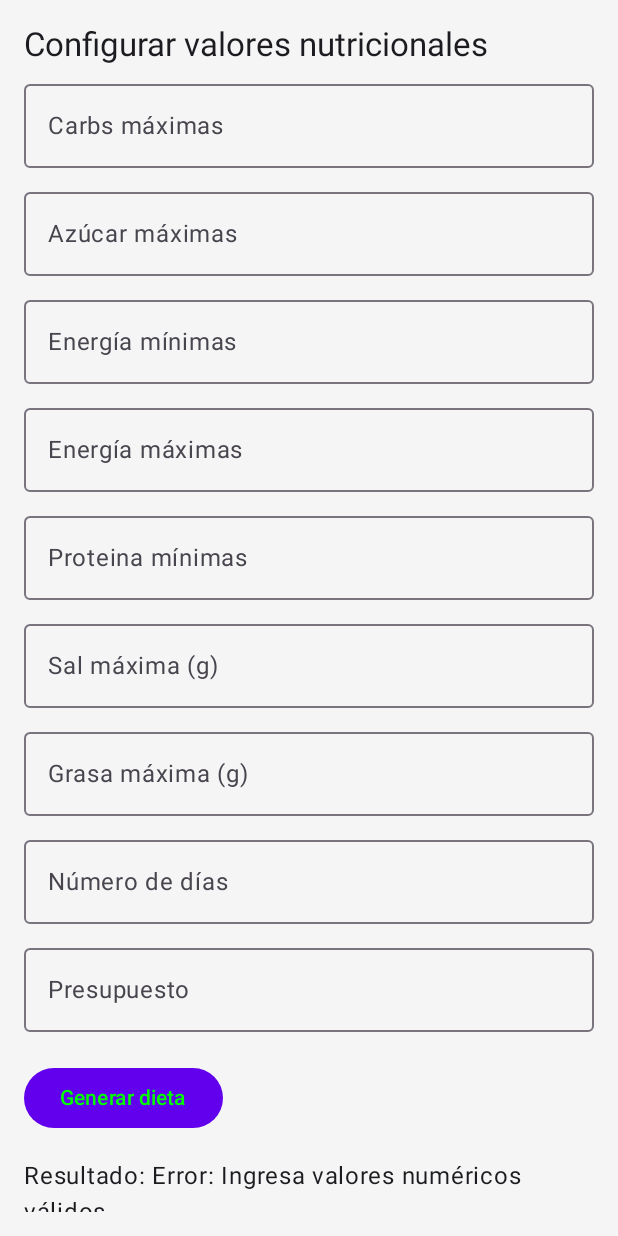
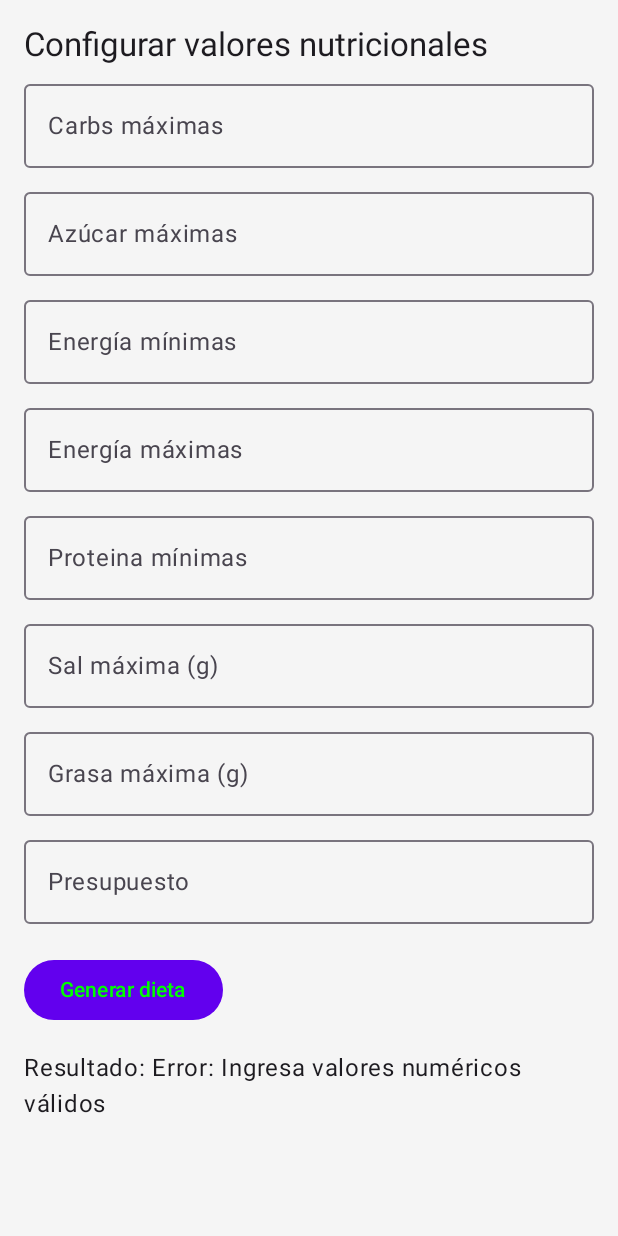
Before and after one commit to ivanperezdiaz829/Diet-App, an Android app built with Jetpack Compose: the composable DietForm shown on its own in the app's theme, after a tap on "Generar dieta", on a phone screen of 412 x 824 dp. Run offline under Robolectric (Android 15) with nearby library versions, the light colour scheme and no system bars; our stand-ins replace Firebase (no records; nobody signed in at launch, a user with empty details on screens opened directly).

Commit message:
se viene fuerte mañana

```diff
--- a/app/src/main/java/com/example/diet_app/MainActivity.kt
+++ b/app/src/main/java/com/example/diet_app/MainActivity.kt
@@ -92,7 +92,7 @@ class MainActivity : ComponentActivity() {
                 context = LocalContext.current,
                 onResult = {}
             )*/
-
+            DietForm(userViewModel, LocalContext.current)
             //DietApp(LocalContext.current, userViewModel, foodViewModel)
             //TargetWeightSelectionScreen(onNavigateBack = { finish() }, onSkip = { finish() }, onNext = {})
         }
@@ -598,7 +598,6 @@ fun DietForm(userViewModel: UserViewModel, context: Context) {
         InputField(label = "Proteina mínimas", value = minProtein) { minProtein= it }
         InputField(label = "Sal máxima (g)", value = maxSalt) { maxSalt = it }
         InputField(label = "Grasa máxima (g)", value = maxFat) { maxFat = it }
-        InputField(label = "Número de días", value = days) { days = it }
         InputField(label = "Presupuesto", value = budget) { budget = it }
 
         Spacer(modifier = Modifier.height(16.dp))
@@ -606,13 +605,13 @@ fun DietForm(userViewModel: UserViewModel, context: Context) {
         Button(onClick = {
             // Convertir todos los valores a Double, ignorando los que no sean válidos
             val numericValues = listOf(maxCarbohydrates, maxSugar,
-                minEnergy, maxEnergy, minProtein, maxSalt, maxFat, days, budget)
+                minEnergy, maxEnergy, minProtein, maxSalt, maxFat, budget)
                 .map { it.replace(",", ".") }  // Asegura el formato correcto de decimales
                 .mapNotNull { it.toDoubleOrNull() }  // Convierte String a Double si es válido
 
             Log.d("DietForm", "Valores convertidos a Double: $numericValues")
 
-            if (numericValues.size == 13) { // Asegurar que todos los valores sean numéricos
+            if (numericValues.size == 8) { // Asegurar que todos los valores sean numéricos
                 sendDataToServer(numericValues, context) { response ->
                     result = response
                 }
```
Also changed, not shown: 1 other file.
